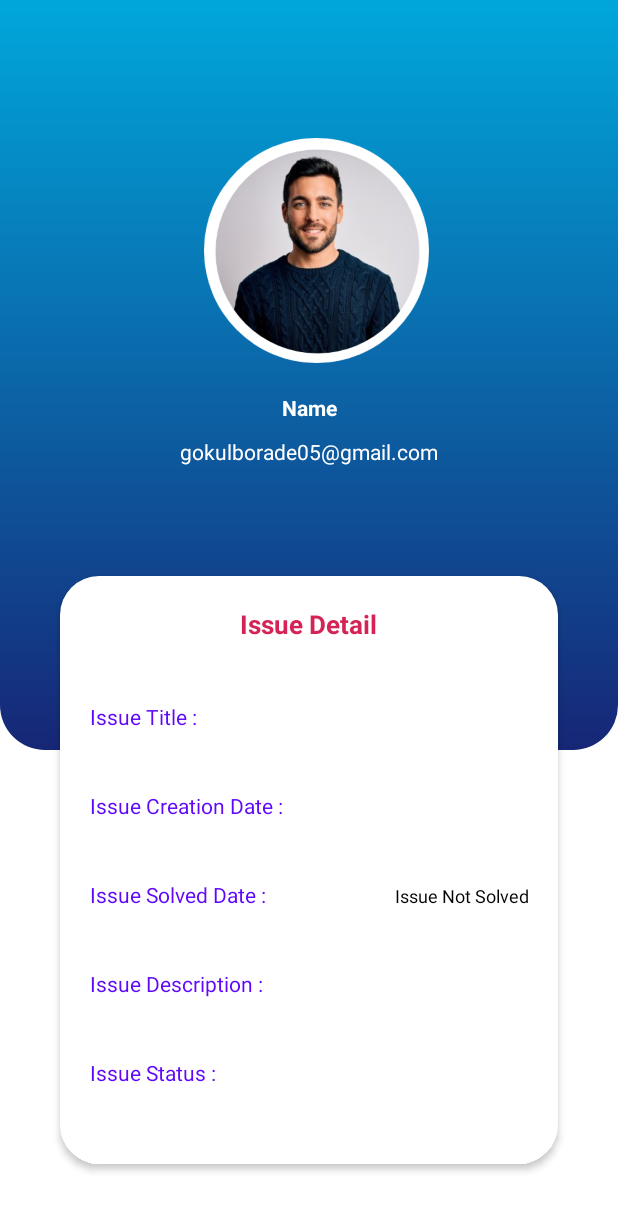
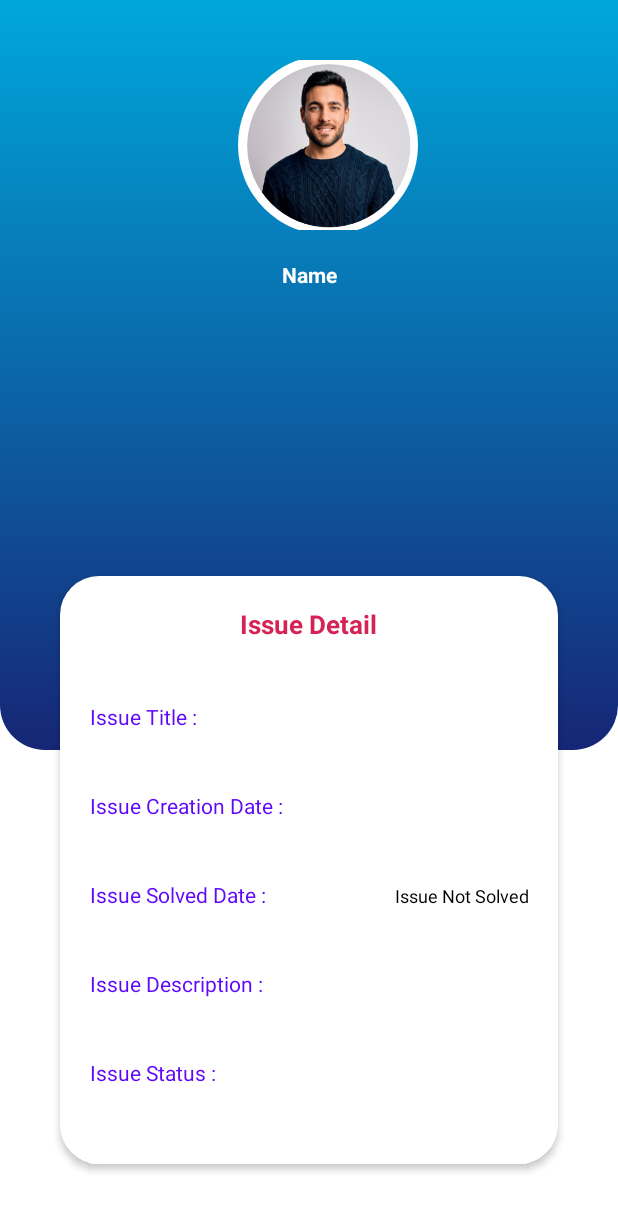
Before and after one commit to Boradeg/e-feed_task_github_api, an Android app: the screen it shows after launch (MainActivity), on a phone screen of 412 x 824 dp. Shown: the top 1211 px of the screen. Run offline under Robolectric (Android 15) with nearby library versions, the phone set to English and light mode, and no system bars; libraries missing offline, so code that uses them is left out: com.shashank.sony; pictures from the network do not load.

Commit message:
Updated Design

```diff
--- a/app/build.gradle.kts
+++ b/app/build.gradle.kts
@@ -51,5 +51,8 @@ dependencies {
     implementation("com.github.bumptech.glide:glide:4.12.0")
     annotationProcessor("com.github.bumptech.glide:compiler:4.12.0")
 
+    // for toast
+    implementation("io.github.shashank02051997:FancyToast:2.0.2")
+
 
 }
--- a/app/src/main/java/com/example/e_feed_task_github_api/activities/MainActivity.kt
+++ b/app/src/main/java/com/example/e_feed_task_github_api/activities/MainActivity.kt
@@ -6,9 +6,11 @@ import android.widget.ImageView
 import android.widget.TextView
 import android.widget.Toast
 import com.bumptech.glide.Glide
+import com.bumptech.glide.load.resource.bitmap.CircleCrop
 import com.example.e_feed_task_github_api.R
 import com.example.e_feed_task_github_api.data_classes.Issue
 import com.example.e_feed_task_github_api.server_connection.GitHubService
+import com.shashank.sony.fancytoastlib.FancyToast
 import retrofit2.Call
 import retrofit2.Callback
 import retrofit2.Response
@@ -58,10 +60,12 @@ class MainActivity : AppCompatActivity() {
                         issueDesc.text=issue.body
                         closedDate.text=issue.closed_at
                         issueStatus.text=issue.state
-                        Toast.makeText(this@MainActivity, "Issue Title : ${issue.title}", Toast.LENGTH_SHORT).show()
-                        Toast.makeText(this@MainActivity, "Issue Created Data : ${issue.created_at}", Toast.LENGTH_SHORT).show()
-                        Toast.makeText(this@MainActivity, "Issue Closed Date : ${issue.closed_at}", Toast.LENGTH_SHORT).show()
-                        Toast.makeText(this@MainActivity, "User Name : ${issue.user.login}", Toast.LENGTH_SHORT).show()
+                        FancyToast.makeText(this@MainActivity,"Issue Title : ${issue.title}", FancyToast.LENGTH_LONG, FancyToast.INFO,true).show()
+                        FancyToast.makeText(this@MainActivity,"Issue Created Data : ${issue.created_at}", FancyToast.LENGTH_LONG, FancyToast.INFO,true).show()
+                        FancyToast.makeText(this@MainActivity,"Issue Closed Date : ${issue.closed_at}", FancyToast.LENGTH_LONG, FancyToast.INFO,true).show()
+                        FancyToast.makeText(this@MainActivity,"User Name : ${issue.user.login}", FancyToast.LENGTH_LONG, FancyToast.INFO,true).show()
+
+
                     }
                 } else {
                     // Handle unsuccessful response
@@ -76,10 +80,11 @@ class MainActivity : AppCompatActivity() {
 
     }
     fun loadImageIntoImageView(imageUrl: String) {
-        val imageView = findViewById<ImageView>(R.id.userImage)
+        val circularImageView = findViewById<ImageView>(R.id.userImage)
 
         Glide.with(this)
             .load(imageUrl)
-            .into(imageView)
+            .transform(CircleCrop()) // Apply circular transformation
+            .into(circularImageView)
     }
 }
--- a/app/src/main/res/layout/activity_main.xml
+++ b/app/src/main/res/layout/activity_main.xml
@@ -6,7 +6,6 @@
     android:layout_height="match_parent"
     android:background="@color/white"
     tools:context=".activities.MainActivity">
-
 
     <LinearLayout
         android:layout_width="match_parent"
@@ -34,39 +33,30 @@
 
                     <ImageView
                         android:id="@+id/userImage"
-                        android:layout_width="150dp"
-                        android:layout_height="150dp"
-                        android:layout_marginTop="92dp"
+                        android:layout_width="120dp"
+                        android:layout_height="113dp"
+                        android:layout_gravity="center"
+                        android:layout_marginTop="40dp"
                         android:importantForAccessibility="no"
+                        android:scaleType="centerCrop"
                         android:src="@drawable/profile"
                         app:layout_constraintEnd_toEndOf="parent"
-                        app:layout_constraintHorizontal_bias="0.52"
+                        app:layout_constraintHorizontal_bias="0.544"
                         app:layout_constraintStart_toStartOf="parent"
                         app:layout_constraintTop_toTopOf="parent" />
-
 
                     <TextView
                         android:id="@+id/myUserName"
                         android:layout_width="wrap_content"
                         android:layout_height="wrap_content"
-                        android:text="Name"
                         android:layout_margin="20dp"
+                        android:text="@string/name"
+                        android:gravity="center"
                         android:textColor="@color/white"
                         android:textStyle="bold"
                         app:layout_constraintEnd_toEndOf="parent"
                         app:layout_constraintStart_toStartOf="parent"
                         app:layout_constraintTop_toBottomOf="@+id/userImage" />
-
-                    <TextView
-                        android:id="@+id/userEmail"
-                        android:layout_width="wrap_content"
-                        android:layout_margin="10dp"
-                        android:layout_height="wrap_content"
-                        android:text="gokulborade05@gmail.com"
-                        android:textColor="@color/white"
-                        app:layout_constraintEnd_toEndOf="parent"
-                        app:layout_constraintStart_toStartOf="parent"
-                        app:layout_constraintTop_toBottomOf="@+id/myUserName" />
 
                 </androidx.constraintlayout.widget.ConstraintLayout>
 
@@ -97,9 +87,9 @@
                             android:foregroundGravity="center"
                             android:gravity="center"
                             android:padding="10dp"
-                            android:text="Issue Detail"
+                            android:text="@string/issue_detail"
                             android:textColor="#D52356"
-                            android:textSize="17dp"
+                            android:textSize="17sp"
                             android:textStyle="bold" />
 
                     </LinearLayout>
@@ -114,9 +104,9 @@
                             android:layout_height="wrap_content"
                             android:layout_margin="10dp"
                             android:padding="10dp"
-                            android:text="Issue Title : "
+                            android:text="@string/issue_title"
                             android:textColor="#5F08FA"
-                            android:textSize="14dp" />
+                            android:textSize="14sp" />
 
                         <TextView
                             android:id="@+id/issueTitle"
@@ -125,9 +115,9 @@
                             android:layout_margin="10dp"
                             android:gravity="end"
                             android:padding="10dp"
-                            android:text=" "
+                            android:text=""
                             android:textColor="@color/black"
-                            android:textSize="12dp" />
+                            android:textSize="12sp" />
 
                     </LinearLayout>
 
@@ -141,9 +131,9 @@
                             android:layout_height="wrap_content"
                             android:layout_margin="10dp"
                             android:padding="10dp"
-                            android:text="Issue Creation Date : "
+                            android:text="@string/issue_creation_date"
                             android:textColor="#5F08FA"
-                            android:textSize="14dp" />
+                            android:textSize="14sp" />
 
                         <TextView
                             android:id="@+id/createdDate"
@@ -154,7 +144,7 @@
                             android:padding="10dp"
                             android:text=""
                             android:textColor="@color/black"
-                            android:textSize="12dp" />
+                            android:textSize="12sp" />
 
                     </LinearLayout>
 
@@ -168,9 +158,9 @@
                             android:layout_height="wrap_content"
                             android:layout_margin="10dp"
                             android:padding="10dp"
-                            android:text="Issue Solved Date : "
+                            android:text="@string/issue_solved_date"
                             android:textColor="#5F08FA"
-                            android:textSize="14dp" />
+                            android:textSize="14sp" />
 
                         <TextView
                             android:id="@+id/closedDate"
@@ -179,9 +169,9 @@
                             android:layout_margin="10dp"
                             android:gravity="end"
                             android:padding="10dp"
-                            android:text="Issue Not Solved"
+                            android:text="@string/issue_not_solved"
                             android:textColor="@color/black"
-                            android:textSize="12dp" />
+                            android:textSize="12sp" />
 
                     </LinearLayout>
 
@@ -195,9 +185,9 @@
                             android:layout_height="wrap_content"
                             android:layout_margin="10dp"
                             android:padding="10dp"
-                            android:text="Issue Description : "
+                            android:text="@string/issue_description"
                             android:textColor="#5F08FA"
-                            android:textSize="14dp" />
+                            android:textSize="14sp" />
 
                         <TextView
                             android:id="@+id/issueDesc"
@@ -206,9 +196,9 @@
                             android:layout_margin="10dp"
                             android:gravity="end"
                             android:padding="10dp"
-                            android:text=" "
+                            android:text=""
                             android:textColor="@color/black"
-                            android:textSize="12dp" />
+                            android:textSize="12sp" />
 
                     </LinearLayout>
                     <LinearLayout
@@ -221,9 +211,9 @@
                             android:layout_height="wrap_content"
                             android:layout_margin="10dp"
                             android:padding="10dp"
-                            android:text="Issue Status : "
+                            android:text="@string/issue_status"
                             android:textColor="#5F08FA"
-                            android:textSize="14dp" />
+                            android:textSize="14sp" />
 
                         <TextView
                             android:id="@+id/issueStatus"
@@ -232,9 +222,9 @@
                             android:layout_margin="10dp"
                             android:gravity="end"
                             android:padding="10dp"
-                            android:text=" "
+                            android:text=""
                             android:textColor="@color/black"
-                            android:textSize="12dp" />
+                            android:textSize="12sp" />
 
                     </LinearLayout>
                 </LinearLayout>
--- a/app/src/main/res/values/strings.xml
+++ b/app/src/main/res/values/strings.xml
@@ -1,3 +1,11 @@
 <resources>
     <string name="app_name">e-feed_task_github_api</string>
+    <string name="name">Name</string>
+    <string name="issue_not_solved">Issue Not Solved</string>
+    <string name="issue_status">Issue Status :</string>
+    <string name="issue_solved_date">Issue Solved Date :</string>
+    <string name="issue_creation_date">Issue Creation Date :</string>
+    <string name="issue_description">Issue Description :</string>
+    <string name="issue_detail">Issue Detail</string>
+    <string name="issue_title">Issue Title :</string>
 </resources>
```
